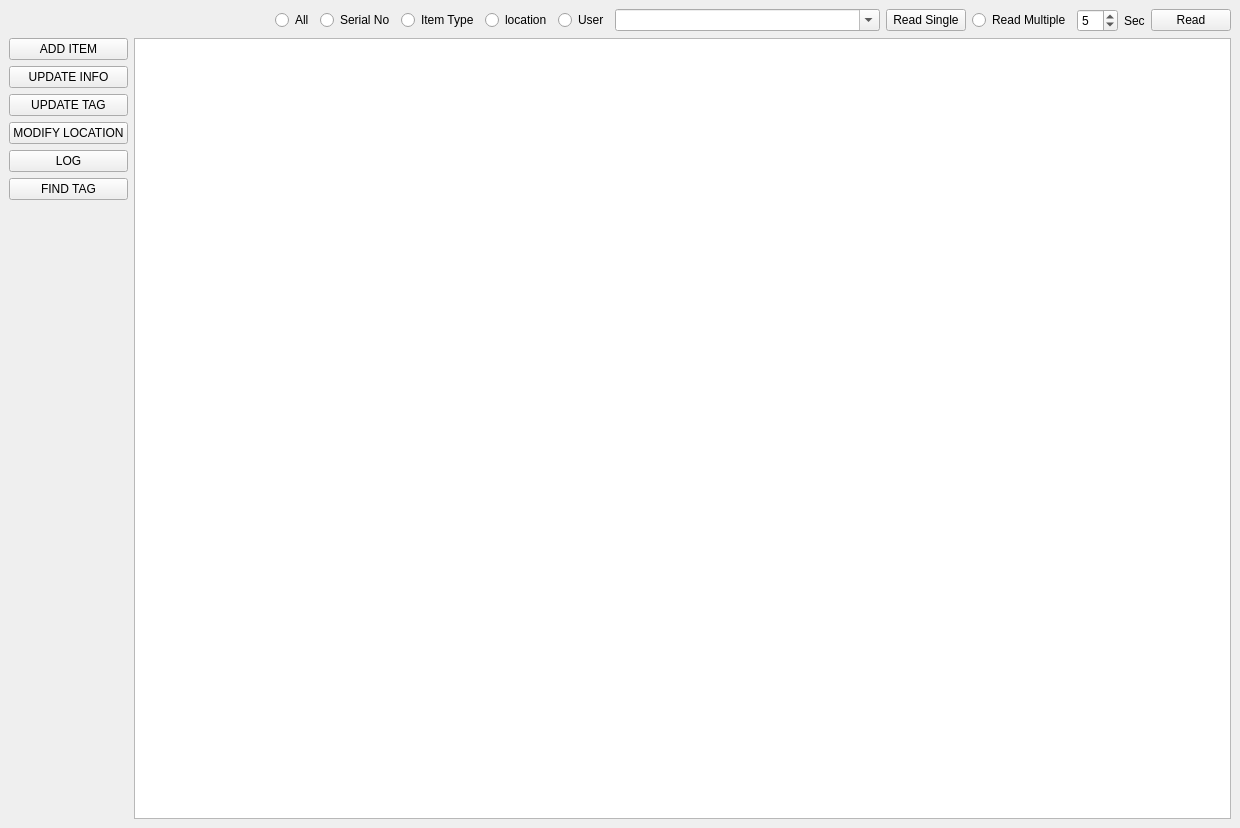
Above: GUI/uiFiles/Grantha.ui from aumanimationstudios/Grantha before the change. Below: the same form after it.
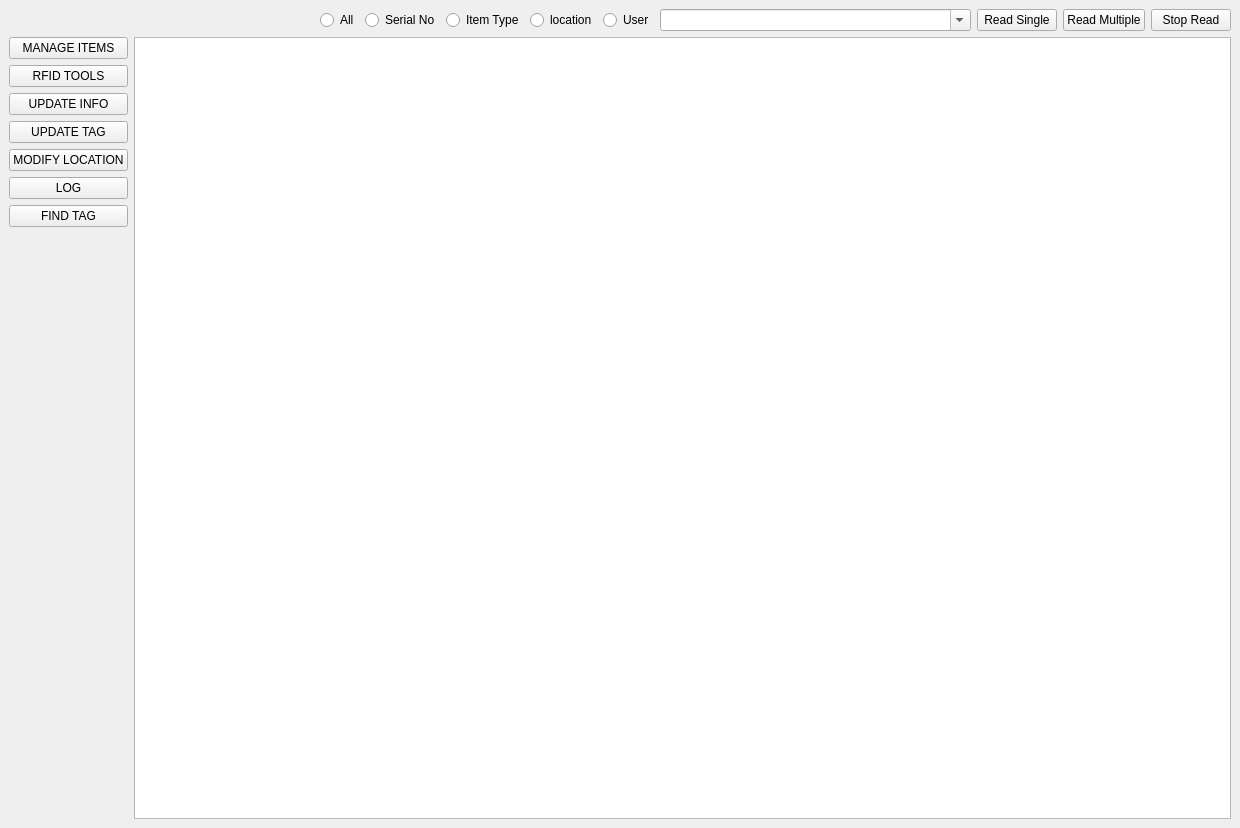
That is the form after the change. Icons and pictures are not drawn.

Commit message: added manage items.

```diff
--- a/GUI/uiFiles/Grantha.ui
+++ b/GUI/uiFiles/Grantha.ui
@@ -1295,31 +1295,17 @@
         </property>
        </widget>
       </item>
-      <item>
-       <widget class="QRadioButton" name="readMultipleButton">
-        <property name="text">
-         <string>Read Multiple</string>
-        </property>
-       </widget>
-      </item>
-      <item>
-       <widget class="QSpinBox" name="spinBox">
-        <property name="value">
-         <number>5</number>
-        </property>
-       </widget>
-      </item>
-      <item>
-       <widget class="QLabel" name="label">
-        <property name="text">
-         <string>Sec</string>
-        </property>
-       </widget>
-      </item>
       <item>
        <widget class="QPushButton" name="readMultiButton">
         <property name="text">
-         <string>Read</string>
+         <string>Read Multiple</string>
+        </property>
+       </widget>
+      </item>
+      <item>
+       <widget class="QPushButton" name="stopReadButton">
+        <property name="text">
+         <string>Stop Read</string>
         </property>
        </widget>
       </item>
@@ -1343,7 +1329,14 @@
          <string notr="true"/>
         </property>
         <property name="text">
-         <string>ADD ITEM</string>
+         <string>MANAGE ITEMS</string>
+        </property>
+       </widget>
+      </item>
+      <item>
+       <widget class="QPushButton" name="rfidToolsButton">
+        <property name="text">
+         <string>RFID TOOLS</string>
         </property>
        </widget>
       </item>
```
Left out of the diff: 2 changed lines with no effect on the pictures. The commit also changes 11 other files.
